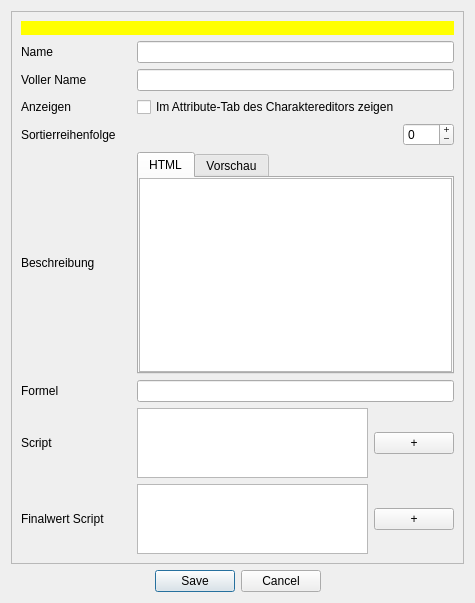
First picture: the form in designer/DatenbankEditAbgeleiteterWert.ui, repository Aeolitus/Sephrasto, before the edit.
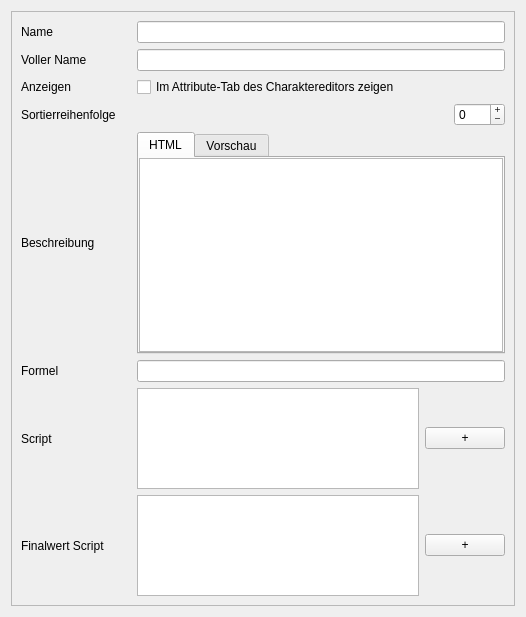
Second picture: the form after the edit.

```diff
--- a/designer/DatenbankEditAbgeleiteterWert.ui
+++ b/designer/DatenbankEditAbgeleiteterWert.ui
@@ -1,36 +1,20 @@
 <?xml version="1.0" encoding="UTF-8"?>
 <ui version="4.0">
  <class>dialog</class>
- <widget class="QDialog" name="dialog">
-  <property name="windowModality">
-   <enum>Qt::ApplicationModal</enum>
-  </property>
+ <widget class="QWidget" name="dialog">
   <property name="geometry">
    <rect>
     <x>0</x>
     <y>0</y>
-    <width>475</width>
-    <height>603</height>
+    <width>526</width>
+    <height>617</height>
    </rect>
   </property>
   <property name="windowTitle">
    <string>Sephrasto - Abgeleiteten Wert bearbeiten...</string>
   </property>
-  <layout class="QGridLayout" name="gridLayout_2">
-   <item row="1" column="0">
-    <widget class="QDialogButtonBox" name="buttonBox">
-     <property name="orientation">
-      <enum>Qt::Horizontal</enum>
-     </property>
-     <property name="standardButtons">
-      <set>QDialogButtonBox::Cancel|QDialogButtonBox::Save</set>
-     </property>
-     <property name="centerButtons">
-      <bool>true</bool>
-     </property>
-    </widget>
-   </item>
-   <item row="0" column="0">
+  <layout class="QVBoxLayout" name="verticalLayout_3">
+   <item>
     <widget class="QScrollArea" name="scrollArea">
      <property name="widgetResizable">
       <bool>true</bool>
@@ -40,73 +24,43 @@
        <rect>
         <x>0</x>
         <y>0</y>
-        <width>455</width>
-        <height>554</height>
+        <width>502</width>
+        <height>593</height>
        </rect>
       </property>
       <layout class="QGridLayout" name="gridLayout">
-       <item row="2" column="1">
-        <widget class="QLabel" name="label">
-         <property name="text">
-          <string>Name</string>
-         </property>
-        </widget>
+       <item row="8" column="2">
+        <layout class="QHBoxLayout" name="horizontalLayout_2">
+         <item>
+          <widget class="QPlainTextEdit" name="teFinalscript">
+           <property name="toolTip">
+            <string>&lt;html&gt;&lt;head/&gt;&lt;body&gt;&lt;p&gt;Manche abgeleitete Werte werden nach allen Berechnungen (erneut) modifiziert, beispielsweise indem die BE noch abgezogen wird. In diesem Feld kannst du ein Python-Skript einfügen, das den finalen Wert berechnet.&lt;/p&gt;&lt;/body&gt;&lt;/html&gt;</string>
+           </property>
+          </widget>
+         </item>
+         <item>
+          <widget class="QPushButton" name="buttonPickFinalscript">
+           <property name="toolTip">
+            <string>Scripteditor öffnen</string>
+           </property>
+           <property name="text">
+            <string>+</string>
+           </property>
+           <property name="class" stdset="0">
+            <string>iconSmall</string>
+           </property>
+          </widget>
+         </item>
+        </layout>
        </item>
-       <item row="7" column="1">
-        <widget class="QLabel" name="label_4">
-         <property name="text">
-          <string>Formel</string>
-         </property>
-        </widget>
-       </item>
-       <item row="5" column="1">
-        <widget class="QLabel" name="label_6">
-         <property name="text">
-          <string>Sortierreihenfolge</string>
-         </property>
-        </widget>
-       </item>
-       <item row="8" column="1">
-        <widget class="QLabel" name="label_3">
-         <property name="minimumSize">
-          <size>
-           <width>110</width>
-           <height>0</height>
-          </size>
-         </property>
-         <property name="text">
-          <string>Script</string>
-         </property>
-        </widget>
-       </item>
-       <item row="3" column="2">
-        <widget class="QLineEdit" name="leAnzeigeName"/>
-       </item>
-       <item row="2" column="2">
-        <widget class="QLineEdit" name="leName"/>
-       </item>
-       <item row="9" column="1">
-        <widget class="QLabel" name="label_7">
-         <property name="text">
-          <string>Finalwert Script</string>
-         </property>
-        </widget>
-       </item>
-       <item row="3" column="1">
-        <widget class="QLabel" name="label_2">
-         <property name="text">
-          <string>Voller Name</string>
-         </property>
-        </widget>
-       </item>
-       <item row="7" column="2">
+       <item row="6" column="2">
         <widget class="QLineEdit" name="leFormel">
          <property name="toolTip">
           <string>Die Berechnungsformel, die im Charaktereditor neben dem Namen angezeigt werden soll.</string>
          </property>
         </widget>
        </item>
-       <item row="8" column="2">
+       <item row="7" column="2">
         <layout class="QHBoxLayout" name="horizontalLayout_3">
          <item>
           <widget class="QPlainTextEdit" name="teScript">
@@ -130,14 +84,14 @@
          </item>
         </layout>
        </item>
+       <item row="5" column="1">
+        <widget class="QLabel" name="label_5">
+         <property name="text">
+          <string>Beschreibung</string>
+         </property>
+        </widget>
+       </item>
        <item row="4" column="2">
-        <widget class="QCheckBox" name="checkShow">
-         <property name="text">
-          <string>Im Attribute-Tab des Charaktereditors zeigen</string>
-         </property>
-        </widget>
-       </item>
-       <item row="5" column="2">
         <layout class="QHBoxLayout" name="horizontalLayout">
          <item>
           <spacer name="horizontalSpacer">
@@ -170,45 +124,54 @@
          </item>
         </layout>
        </item>
-       <item row="9" column="2">
-        <layout class="QHBoxLayout" name="horizontalLayout_2">
-         <item>
-          <widget class="QPlainTextEdit" name="teFinalscript">
-           <property name="toolTip">
-            <string>&lt;html&gt;&lt;head/&gt;&lt;body&gt;&lt;p&gt;Manche abgeleitete Werte werden nach allen Berechnungen (erneut) modifiziert, beispielsweise indem die BE noch abgezogen wird. In diesem Feld kannst du ein Python-Skript einfügen, das den finalen Wert berechnet.&lt;/p&gt;&lt;/body&gt;&lt;/html&gt;</string>
-           </property>
-          </widget>
-         </item>
-         <item>
-          <widget class="QPushButton" name="buttonPickFinalscript">
-           <property name="toolTip">
-            <string>Scripteditor öffnen</string>
-           </property>
-           <property name="text">
-            <string>+</string>
-           </property>
-           <property name="class" stdset="0">
-            <string>iconSmall</string>
-           </property>
-          </widget>
-         </item>
-        </layout>
+       <item row="1" column="2">
+        <widget class="QLineEdit" name="leName"/>
        </item>
-       <item row="4" column="1">
+       <item row="3" column="1">
         <widget class="QLabel" name="label_8">
          <property name="text">
           <string>Anzeigen</string>
          </property>
         </widget>
        </item>
-       <item row="6" column="1">
-        <widget class="QLabel" name="label_5">
+       <item row="2" column="1">
+        <widget class="QLabel" name="label_2">
          <property name="text">
-          <string>Beschreibung</string>
+          <string>Voller Name</string>
          </property>
         </widget>
        </item>
-       <item row="6" column="2">
+       <item row="8" column="1">
+        <widget class="QLabel" name="label_7">
+         <property name="text">
+          <string>Finalwert Script</string>
+         </property>
+        </widget>
+       </item>
+       <item row="7" column="1">
+        <widget class="QLabel" name="label_3">
+         <property name="minimumSize">
+          <size>
+           <width>110</width>
+           <height>0</height>
+          </size>
+         </property>
+         <property name="text">
+          <string>Script</string>
+         </property>
+        </widget>
+       </item>
+       <item row="2" column="2">
+        <widget class="QLineEdit" name="leAnzeigeName"/>
+       </item>
+       <item row="3" column="2">
+        <widget class="QCheckBox" name="checkShow">
+         <property name="text">
+          <string>Im Attribute-Tab des Charaktereditors zeigen</string>
+         </property>
+        </widget>
+       </item>
+       <item row="5" column="2">
         <widget class="QTabWidget" name="tabWidget">
          <property name="currentIndex">
           <number>0</number>
@@ -269,19 +232,24 @@
          </widget>
         </widget>
        </item>
-       <item row="1" column="1" colspan="2">
-        <widget class="QLabel" name="warning">
-         <property name="visible">
-          <bool>true</bool>
+       <item row="1" column="1">
+        <widget class="QLabel" name="label">
+         <property name="text">
+          <string>Name</string>
          </property>
-         <property name="styleSheet">
-          <string notr="true">background-color: rgb(255, 255, 0); color: black;</string>
-         </property>
+        </widget>
+       </item>
+       <item row="4" column="1">
+        <widget class="QLabel" name="label_6">
          <property name="text">
-          <string/>
+          <string>Sortierreihenfolge</string>
          </property>
-         <property name="wordWrap">
-          <bool>true</bool>
+        </widget>
+       </item>
+       <item row="6" column="1">
+        <widget class="QLabel" name="label_4">
+         <property name="text">
+          <string>Formel</string>
          </property>
         </widget>
        </item>
```
Left out of the diff: 35 changed lines with no effect on the pictures.
